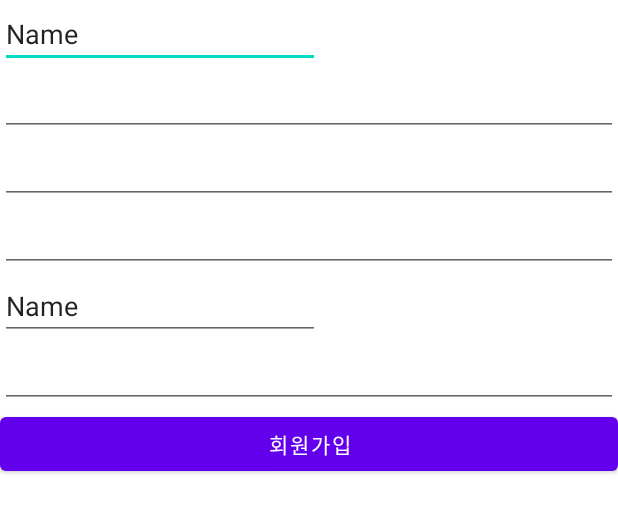
After one commit to wookoo/shuttle-tracker, an Android app: the layout activity_register.xml on its own in the app's theme, with its tools: preview values and no code run, on a phone screen of 412 x 824 dp. The commit adds this screen. Shown: the top 513 px of the screen. Run offline under Robolectric (Android 15) with nearby library versions, the phone set to English and light mode, and no system bars.

Commit message:
회원가입 디자인 추가

```diff
--- a/app/src/main/AndroidManifest.xml
+++ b/app/src/main/AndroidManifest.xml
@@ -3,10 +3,8 @@
     package="me.synology.wookoo.shuttle">
 
     <uses-permission android:name="android.permission.INTERNET" />
-
     <uses-permission android:name="android.permission.ACCESS_FINE_LOCATION" />
-    <uses-permission android:name="android.permission.ACCESS_COARSE_LOCATION"/>
-
+    <uses-permission android:name="android.permission.ACCESS_COARSE_LOCATION" />
 
     <application
         android:allowBackup="true"
@@ -15,6 +13,9 @@
         android:roundIcon="@mipmap/ic_launcher_round"
         android:supportsRtl="true"
         android:theme="@style/Theme.Shuttle">
+        <activity
+            android:name=".RegisterActivity"
+            android:exported="true" />
         <activity
             android:name=".GPSActivity"
             android:exported="true" />
--- a/app/src/main/java/me/synology/wookoo/shuttle/MainActivity.java
+++ b/app/src/main/java/me/synology/wookoo/shuttle/MainActivity.java
@@ -34,8 +34,9 @@ public class MainActivity extends AppCompatActivity  {
     protected void onCreate(Bundle savedInstanceState) {
         super.onCreate(savedInstanceState);
         setContentView(R.layout.activity_main);
-        Intent gotoMap = new Intent(MainActivity.this,MapActivity.class);
+        Intent gotoMap = new Intent(MainActivity.this,RegisterActivity.class);
         startActivity(gotoMap);
+
 
     }
 
--- /dev/null
+++ b/app/src/main/java/me/synology/wookoo/shuttle/RegisterActivity.java
@@ -0,0 +1,14 @@
+package me.synology.wookoo.shuttle;
+
+import androidx.appcompat.app.AppCompatActivity;
+
+import android.os.Bundle;
+
+public class RegisterActivity extends AppCompatActivity {
+
+    @Override
+    protected void onCreate(Bundle savedInstanceState) {
+        super.onCreate(savedInstanceState);
+        setContentView(R.layout.activity_register);
+    }
+}
--- /dev/null
+++ b/app/src/main/res/layout/activity_register.xml
@@ -0,0 +1,61 @@
+<?xml version="1.0" encoding="utf-8"?>
+<androidx.constraintlayout.widget.ConstraintLayout xmlns:android="http://schemas.android.com/apk/res/android"
+    xmlns:app="http://schemas.android.com/apk/res-auto"
+    xmlns:tools="http://schemas.android.com/tools"
+    android:layout_width="match_parent"
+    android:layout_height="match_parent"
+    tools:context=".RegisterActivity">
+
+    <LinearLayout
+        android:layout_width="match_parent"
+        android:layout_height="match_parent"
+        android:orientation="vertical">
+
+        <EditText
+            android:id="@+id/editTextTextPersonName"
+            android:layout_width="wrap_content"
+            android:layout_height="wrap_content"
+            android:ems="10"
+            android:inputType="textPersonName"
+            android:text="Name" />
+
+        <EditText
+            android:id="@+id/editTextTextPassword"
+            android:layout_width="match_parent"
+            android:layout_height="wrap_content"
+            android:ems="10"
+            android:inputType="textPassword" />
+
+        <EditText
+            android:id="@+id/editTextTextPassword2"
+            android:layout_width="match_parent"
+            android:layout_height="wrap_content"
+            android:ems="10"
+            android:inputType="textPassword" />
+
+        <EditText
+            android:id="@+id/editTextNumber"
+            android:layout_width="match_parent"
+            android:layout_height="wrap_content"
+            android:ems="10"
+            android:inputType="number" />
+        <EditText
+            android:id="@+id/editTextTextPersonNam1"
+            android:layout_width="wrap_content"
+            android:layout_height="wrap_content"
+            android:ems="10"
+            android:inputType="textPersonName"
+            android:text="Name" />
+      <EditText
+          android:layout_width="match_parent"
+          android:layout_height="wrap_content"
+          android:inputType="phone"/>
+        <Button
+            android:layout_width="match_parent"
+            android:layout_height="wrap_content"
+            android:text="회원가입"/>
+
+
+    </LinearLayout>
+
+</androidx.constraintlayout.widget.ConstraintLayout>
```
